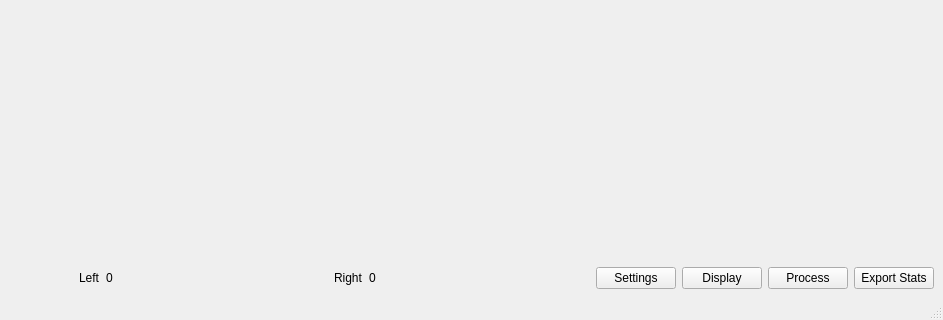
Above: gui.ui from AIEMMU/Ant_tracking before the change; both pictures show x 144 to 1087 and y 364 to 684 of the 1087 by 684 pixel window. Below: the same form after it.
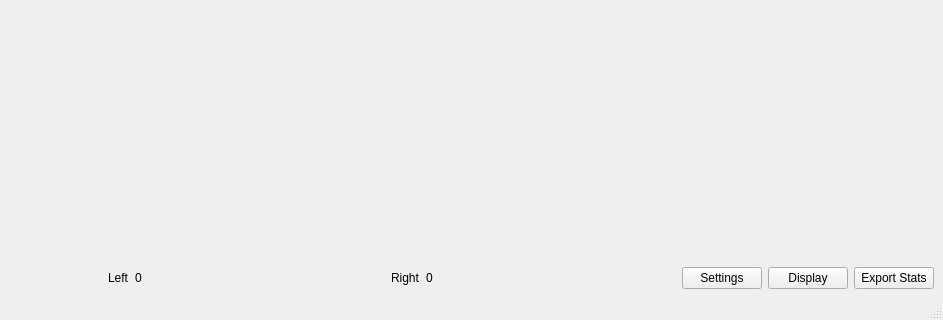
That is the form after the change.

What changed in the file:
```diff
--- a/gui.ui
+++ b/gui.ui
@@ -111,13 +111,6 @@
         </property>
        </widget>
       </item>
-      <item>
-       <widget class="QPushButton" name="processBtn">
-        <property name="text">
-         <string>Process</string>
-        </property>
-       </widget>
-      </item>
       <item>
        <widget class="QPushButton" name="exportBtn">
         <property name="text">
```
Left out of the diff: 2 changed lines with no effect on the pictures.
